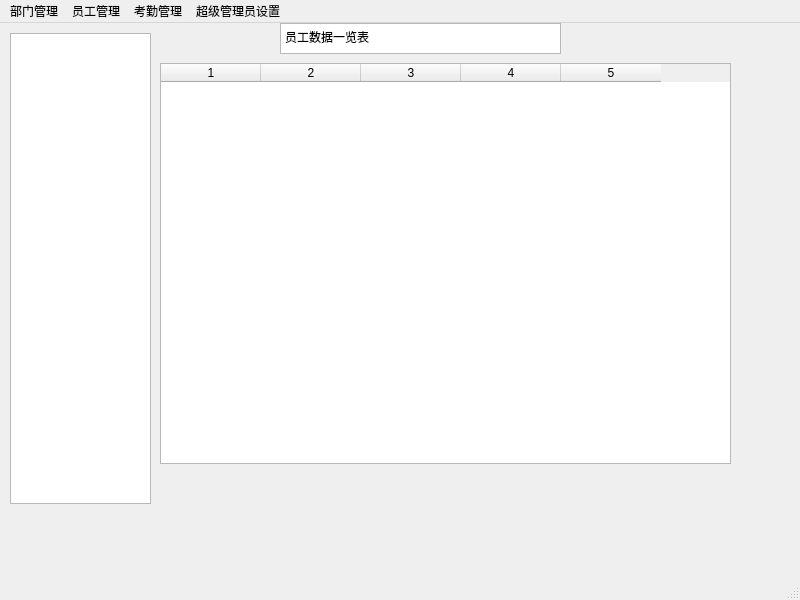
First picture: the form in superadmin.ui, repository liujitong/enterprise-attendance-mannagement-system_byQt6, before the edit.
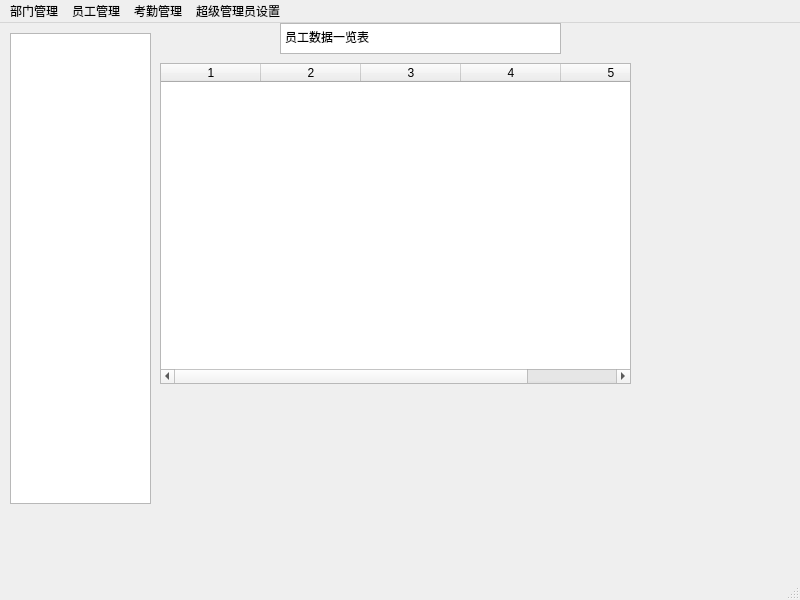
Second picture: the form after the edit.

Diff of the .ui file:
```diff
--- a/superadmin.ui
+++ b/superadmin.ui
@@ -21,27 +21,6 @@
      </rect>
     </property>
    </widget>
-   <widget class="QTableWidget" name="ALL">
-    <property name="geometry">
-     <rect>
-      <x>160</x>
-      <y>40</y>
-      <width>571</width>
-      <height>401</height>
-     </rect>
-    </property>
-    <property name="rowCount">
-     <number>0</number>
-    </property>
-    <property name="columnCount">
-     <number>5</number>
-    </property>
-    <column/>
-    <column/>
-    <column/>
-    <column/>
-    <column/>
-   </widget>
    <widget class="QTextBrowser" name="textBrowser">
     <property name="geometry">
      <rect>
@@ -62,6 +41,27 @@
 &lt;p style=&quot; margin-top:0px; margin-bottom:0px; margin-left:0px; margin-right:0px; -qt-block-indent:0; text-indent:0px;&quot;&gt;员工数据一览表&lt;/p&gt;&lt;/body&gt;&lt;/html&gt;</string>
     </property>
    </widget>
+   <widget class="QTableWidget" name="ALL">
+    <property name="geometry">
+     <rect>
+      <x>160</x>
+      <y>40</y>
+      <width>471</width>
+      <height>321</height>
+     </rect>
+    </property>
+    <property name="rowCount">
+     <number>0</number>
+    </property>
+    <property name="columnCount">
+     <number>5</number>
+    </property>
+    <column/>
+    <column/>
+    <column/>
+    <column/>
+    <column/>
+   </widget>
   </widget>
   <widget class="QStatusBar" name="statusbar"/>
   <widget class="QMenuBar" name="menubar">
```
Left out of the diff: 29 changed lines with no effect on the pictures.
